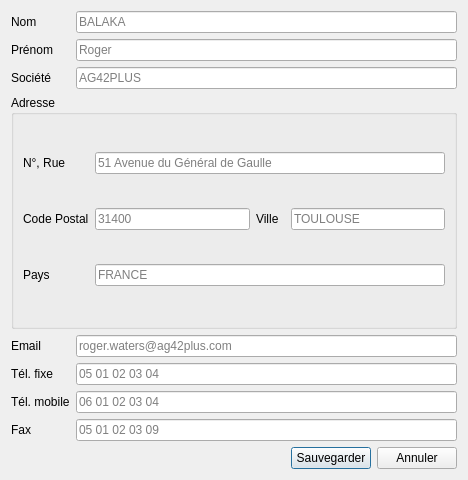
First picture: the form in src/gui/dialogs/dialogaddcustomer.ui, repository FACT-Team/FactDev, before the edit.
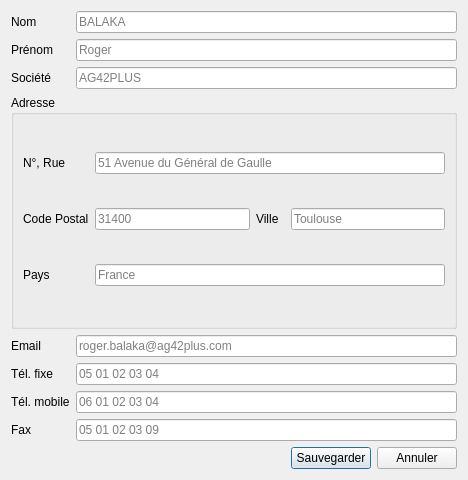
Second picture: the form after the edit. Icons and pictures are not drawn. Custom widgets are drawn as their Qt base class.

```diff
--- a/src/gui/dialogs/dialogaddcustomer.ui
+++ b/src/gui/dialogs/dialogaddcustomer.ui
@@ -41,7 +41,7 @@
       <item row="1" column="4">
        <widget class="Gui::Widgets::CheckFields::CheckCity" name="leCity">
         <property name="placeholderText">
-         <string>TOULOUSE</string>
+         <string>Toulouse</string>
         </property>
        </widget>
       </item>
@@ -76,7 +76,7 @@
       <item row="2" column="1" colspan="4">
        <widget class="Gui::Widgets::CheckFields::CheckCountry" name="leCountry">
         <property name="placeholderText">
-         <string>FRANCE</string>
+         <string>France</string>
         </property>
        </widget>
       </item>
@@ -110,7 +110,7 @@
    <item row="4" column="1">
     <widget class="Gui::Widgets::CheckFields::CheckEmail" name="leEmail">
      <property name="placeholderText">
-      <string>roger.waters@ag42plus.com</string>
+      <string>roger.balaka@ag42plus.com</string>
      </property>
     </widget>
    </item>
```
Lines whose indentation alone changed are shown as unchanged.
